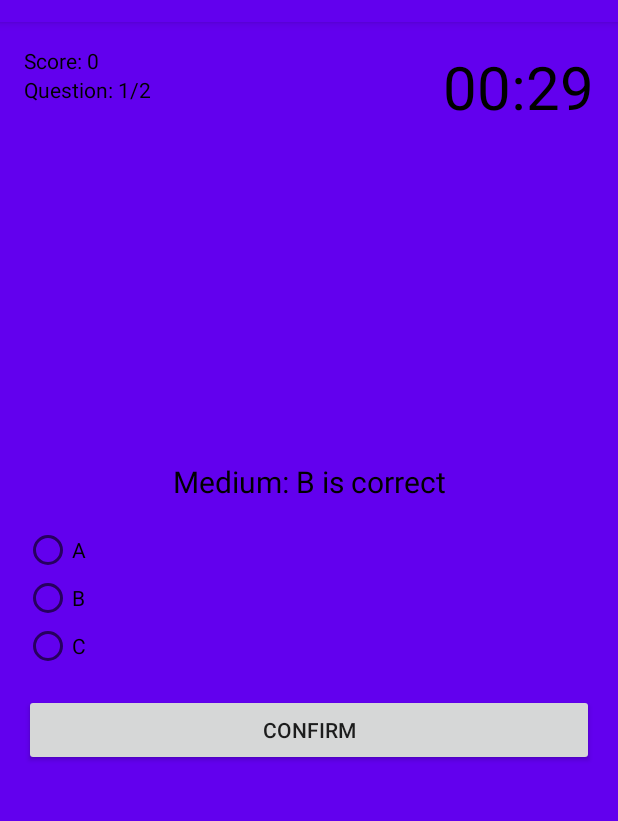
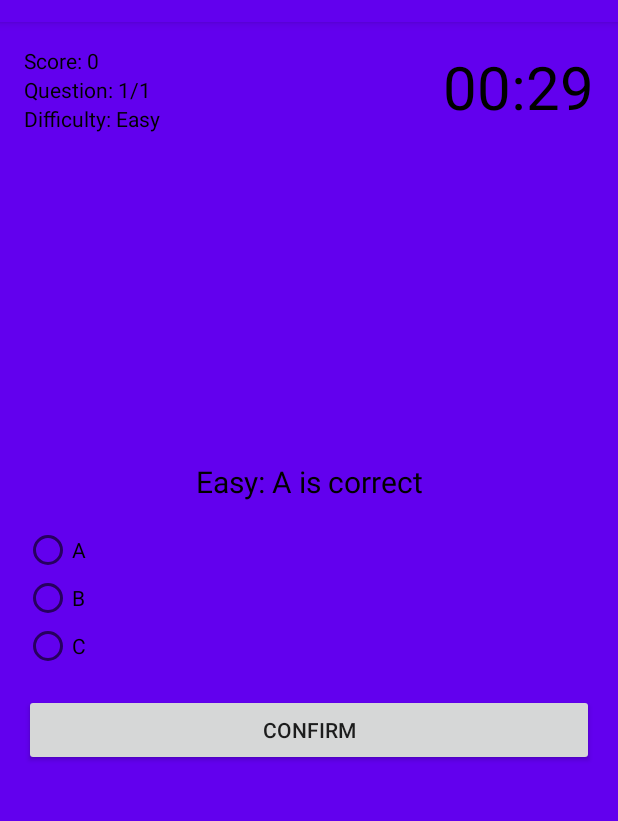
Before and after one commit to trathaka/SIT305---Assignment-2, an Android app: the screen it shows after launch (QuizActivity), after a tap on "START QUIZ", on a phone screen of 412 x 824 dp, the part 62-883 px from its top. Run offline under Robolectric (Android 15) with nearby library versions, the phone set to English and light mode, and no system bars.

Commit message:
Added difficulty options

```diff
--- a/Assignment2/app/src/main/java/com/example/assignment2/QuizActivity.java
+++ b/Assignment2/app/src/main/java/com/example/assignment2/QuizActivity.java
@@ -32,6 +32,8 @@ public class QuizActivity extends AppCompatActivity {
     private TextView textViewQuestion;
     private TextView textViewScore;
     private TextView textViewQuestionCount;
+
+    private TextView textViewDifficulty;
     private TextView textViewCountDown;
     private RadioGroup rbGroup;
     private RadioButton rb1;
@@ -64,6 +66,8 @@ public class QuizActivity extends AppCompatActivity {
         textViewQuestion = findViewById(R.id.text_view_question);
         textViewScore = findViewById(R.id.text_view_score);
         textViewQuestionCount = findViewById(R.id.text_view_question_count);
+
+        textViewDifficulty = findViewById(R.id.text_view_difficulty);
         textViewCountDown = findViewById(R.id.text_view_countdown);
         rbGroup = findViewById(R.id.radio_group);
         rb1 = findViewById(R.id.radio_button1);
@@ -74,10 +78,15 @@ public class QuizActivity extends AppCompatActivity {
         textColorDefaultRb = rb1.getTextColors();
         getTextColorDefaultCd = textViewCountDown.getTextColors();
 
+        Intent intent = getIntent();
+        String difficulty = intent.getStringExtra(StartingScreenActivity.EXTRA_DIFFICULTY);
+
+        textViewDifficulty.setText("Difficulty: " + difficulty);
+
 
         if (savedInstanceState == null) {
             QuizDbHelper dbHelper = new QuizDbHelper(this);
-            questionList = dbHelper.getQuestions("Medium");
+            questionList = dbHelper.getQuestions(difficulty);
             questionCountTotal = questionList.size();
             Collections.shuffle(questionList);
 
--- a/Assignment2/app/src/main/java/com/example/assignment2/StartingScreenActivity.java
+++ b/Assignment2/app/src/main/java/com/example/assignment2/StartingScreenActivity.java
@@ -7,21 +7,24 @@ import android.content.Intent;
 import android.content.SharedPreferences;
 import android.os.Bundle;
 import android.view.View;
+import android.widget.ArrayAdapter;
 import android.widget.Button;
+import android.widget.Spinner;
 import android.widget.TextView;
 
 import org.w3c.dom.Text;
 
 public class StartingScreenActivity extends AppCompatActivity {
     private static final int REQUEST_CODE_QUIZ = 1;
+    public static final String EXTRA_DIFFICULTY = "extraDifficulty";
 
     public static final String SHARED_PREFS = "sharePrefs";
     public static final String KEY_HIGH_SCORE = "keyHighScore";
 
     private TextView textViewHighScore;
+    private Spinner spinnerDifficulty;
 
     private int highScore;
-
 
 
     @Override
@@ -30,6 +33,13 @@ public class StartingScreenActivity extends AppCompatActivity {
         setContentView(R.layout.activity_starting_screen);
 
         textViewHighScore = findViewById(R.id.text_view_highscore);
+        spinnerDifficulty = findViewById(R.id.spinner_difficulty);
+
+        String[] difficultyLevels = Question.getAllDifficultyLevels();
+        ArrayAdapter<String> adapterDifficulty = new ArrayAdapter<String>(this, android.R.layout.simple_spinner_item, difficultyLevels);
+        adapterDifficulty.setDropDownViewResource(android.R.layout.simple_spinner_dropdown_item);
+        spinnerDifficulty.setAdapter(adapterDifficulty);
+
         Button buttonStartQuiz = findViewById(R.id.button_start_quiz);
         buttonStartQuiz.setOnClickListener(new View.OnClickListener() {
             @Override
@@ -40,7 +50,10 @@ public class StartingScreenActivity extends AppCompatActivity {
     }
 
     private void startQuiz() {
+        String difficulty = spinnerDifficulty.getSelectedItem().toString();
+
         Intent intent = new Intent(StartingScreenActivity.this, QuizActivity.class);
+        intent.putExtra(EXTRA_DIFFICULTY, difficulty);
         startActivityForResult(intent, REQUEST_CODE_QUIZ);
     }
 
--- a/Assignment2/app/src/main/res/layout/activity_quiz.xml
+++ b/Assignment2/app/src/main/res/layout/activity_quiz.xml
@@ -23,6 +23,17 @@
         android:text="Question: 1/x"
         android:freezesText="true"
         android:textColor="@android:color/black" />
+
+    <TextView
+        android:id="@+id/text_view_difficulty"
+        android:layout_width="wrap_content"
+        android:layout_height="wrap_content"
+        android:layout_below="@id/text_view_question_count"
+        android:text="Difficulty: "
+        android:freezesText="true"
+        android:textColor="@android:color/black" />
+
+
     <TextView
         android:id="@+id/text_view_countdown"
         android:layout_width="wrap_content"
--- a/Assignment2/app/src/main/res/layout/activity_starting_screen.xml
+++ b/Assignment2/app/src/main/res/layout/activity_starting_screen.xml
@@ -32,4 +32,13 @@
         android:layout_centerInParent="true"
         android:text="Start Quiz" />
 
+    <Spinner
+        android:id="@+id/spinner_difficulty"
+        android:layout_width="wrap_content"
+        android:layout_height="wrap_content"
+        android:layout_below="@+id/button_start_quiz"
+        android:layout_alignParentStart="true"
+        android:layout_marginStart="49dp"
+        android:layout_marginTop="73dp" />
+
 </RelativeLayout>
```
Also changed, not shown: 133 other files.
